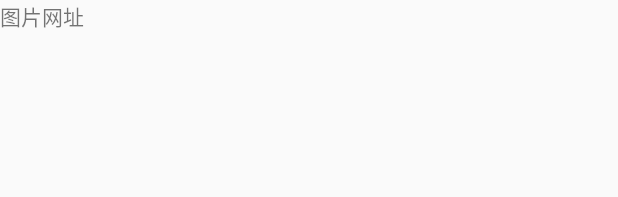
After one commit to cyx362442/HuaBei, an Android app: the layout image_item.xml on its own in the app's theme, with its tools: preview values and no code run, on a phone screen of 412 x 824 dp. The commit adds this screen. Shown: the top 197 px of the screen. Run offline under Robolectric (Android 15) with nearby library versions, the phone set to English and light mode, and no system bars; network calls fail.

Commit message:
cyy09273

```diff
--- /dev/null
+++ b/app/src/main/res/layout/image_item.xml
@@ -0,0 +1,15 @@
+<?xml version="1.0" encoding="utf-8"?>
+<LinearLayout xmlns:android="http://schemas.android.com/apk/res/android"
+              android:layout_width="match_parent"
+              android:layout_height="match_parent"
+              android:orientation="vertical">
+                <ImageView
+                    android:id="@+id/image"
+                    android:layout_width="match_parent"
+                    android:layout_height="wrap_content"/>
+                <TextView
+                    android:id="@+id/tv_url"
+                    android:layout_width="wrap_content"
+                    android:layout_height="wrap_content"
+                    android:text="图片网址"/>
+</LinearLayout>
--- a/app/src/main/res/layout/recy_document_item.xml
+++ b/app/src/main/res/layout/recy_document_item.xml
@@ -1,7 +1,7 @@
 <?xml version="1.0" encoding="utf-8"?>
 <LinearLayout xmlns:android="http://schemas.android.com/apk/res/android"
               android:layout_width="match_parent"
-              android:layout_height="wrap_content"
+              android:layout_height="match_parent"
               android:orientation="vertical">
             <TextView
                 android:id="@+id/tv_document"
@@ -10,7 +10,7 @@
             <android.support.v7.widget.RecyclerView
                 android:id="@+id/recy_item"
                 android:layout_width="match_parent"
-                android:layout_height="wrap_content">
+                android:layout_height="match_parent">
             </android.support.v7.widget.RecyclerView>
             <RelativeLayout
                 android:layout_width="match_parent"
```
Also changed, not shown: app/src/main/java/com/zhongbang/huabei/adapter/DocumentAdapter.java (+11 -1 lines), app/src/main/java/com/zhongbang/huabei/adapter/ImageAdapter.java (added, +56 -0 lines).
